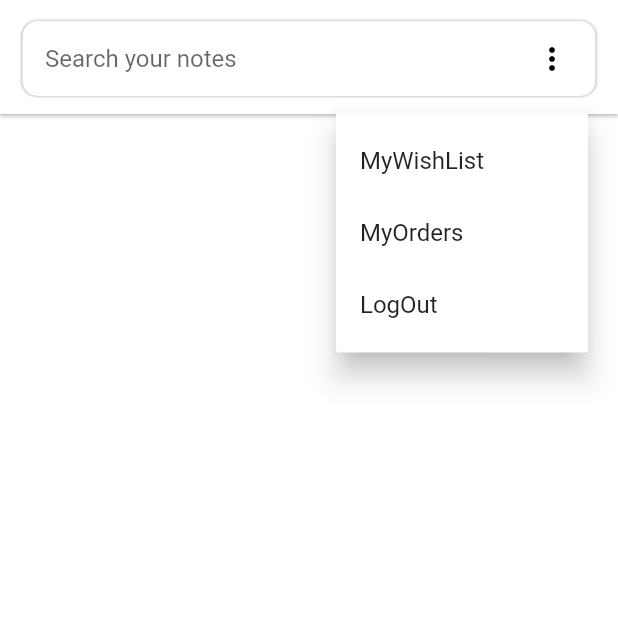
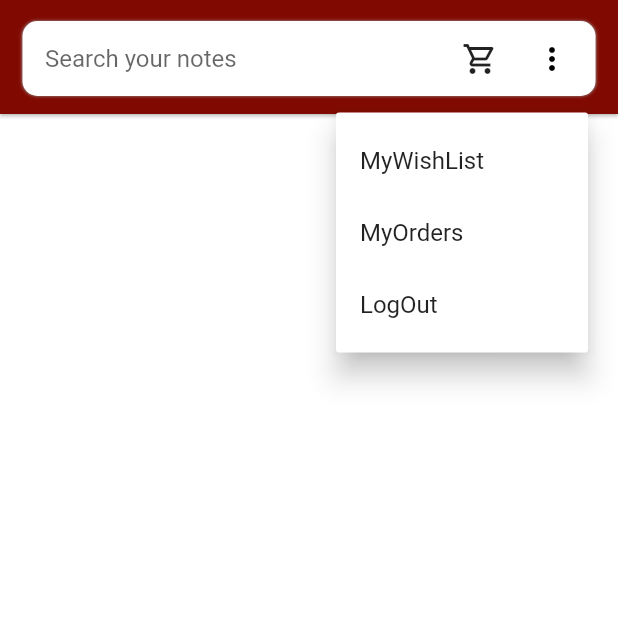
Before and after one commit to Shweta2105/BookStoreApp, a Flutter app: the HomeScreen screen opened by its route, after a tap on the "more vert" icon, on a phone screen of 412 x 824 dp, the top half of it. Run offline on Flutter 3.47's test engine with Material 2 defaults, Android fonts, the phone set to English and light mode, and no system bars; our stand-ins replace cloud_firestore, firebase_auth, firebase_core; accounts and stored records are empty.

Commit message:
changed home screen des

```diff
--- a/lib/model/books.dart
+++ b/lib/model/books.dart
@@ -8,8 +8,17 @@ class Books {
   String? title;
   String? author;
   String? price;
+  List? wishlist;
+  List? orders;
 
-  Books({this.id, this.image, this.title, this.author, this.price});
+  Books(
+      {this.id,
+      this.image,
+      this.title,
+      this.author,
+      this.price,
+      this.wishlist,
+      this.orders});
 
   factory Books.fromJson(Map<String, dynamic> json) {
     return Books(
@@ -17,6 +26,8 @@ class Books {
         image: json['image'],
         title: json['title'],
         author: json['author'],
-        price: json['price']);
+        price: json['price'],
+        wishlist: json['wishlist'],
+        orders: json['orders']);
   }
 }
--- a/lib/screens/home.dart
+++ b/lib/screens/home.dart
@@ -47,7 +47,7 @@ class _HomeScreenState extends State<HomeScreen> {
 
   customAppBar(BuildContext context) {
     return AppBar(
-      backgroundColor: Colors.white,
+      backgroundColor: Color.fromARGB(255, 128, 10, 2),
       elevation: 1,
       bottom: PreferredSize(
         preferredSize: Size.fromHeight(20),
@@ -56,7 +56,7 @@ class _HomeScreenState extends State<HomeScreen> {
           height: heightL,
           decoration: BoxDecoration(
               borderRadius: BorderRadius.circular(10),
-              color: Colors.white,
+              color: white,
               boxShadow: const [
                 BoxShadow(
                   color: Colors.grey,
@@ -85,6 +85,9 @@ class _HomeScreenState extends State<HomeScreen> {
                     controller: searchcontroller,
                   ),
                 ),
+                IconButton(
+                    onPressed: () {},
+                    icon: const Icon(Icons.shopping_cart_outlined)),
                 const CustomPopMenu()
               ],
             ),
@@ -94,8 +97,10 @@ class _HomeScreenState extends State<HomeScreen> {
     );
   }
 
-  ListView displayList() {
-    return ListView.builder(
+  GridView displayList() {
+    return GridView.builder(
+        gridDelegate: SliverGridDelegateWithFixedCrossAxisCount(
+            crossAxisCount: 2, childAspectRatio: 2 / 3),
         itemCount: _books.length,
         itemBuilder: (BuildContext context, int index) {
           Books book = _books[index];
```
Also changed, not shown: lib/screens/displaydetails.dart (+5 -33 lines), lib/screens/signup.dart (+13 -6 lines), lib/service/auth/auth_provider.dart (+7 -0 lines), lib/service/auth/auth_service.dart (+12 -4 lines), lib/service/auth/firebase_auth_provider.dart (+17 -0 lines), lib/utils/bookcard.dart (+67 -38 lines), lib/utils/buttons.dart (added, +37 -0 lines).
